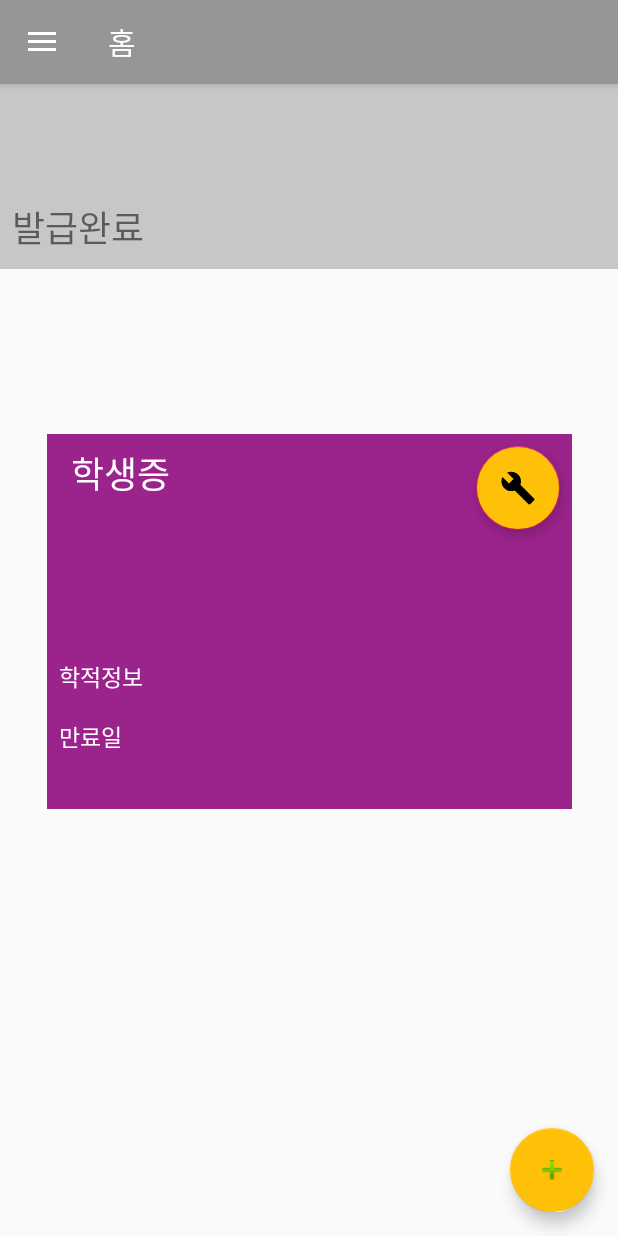
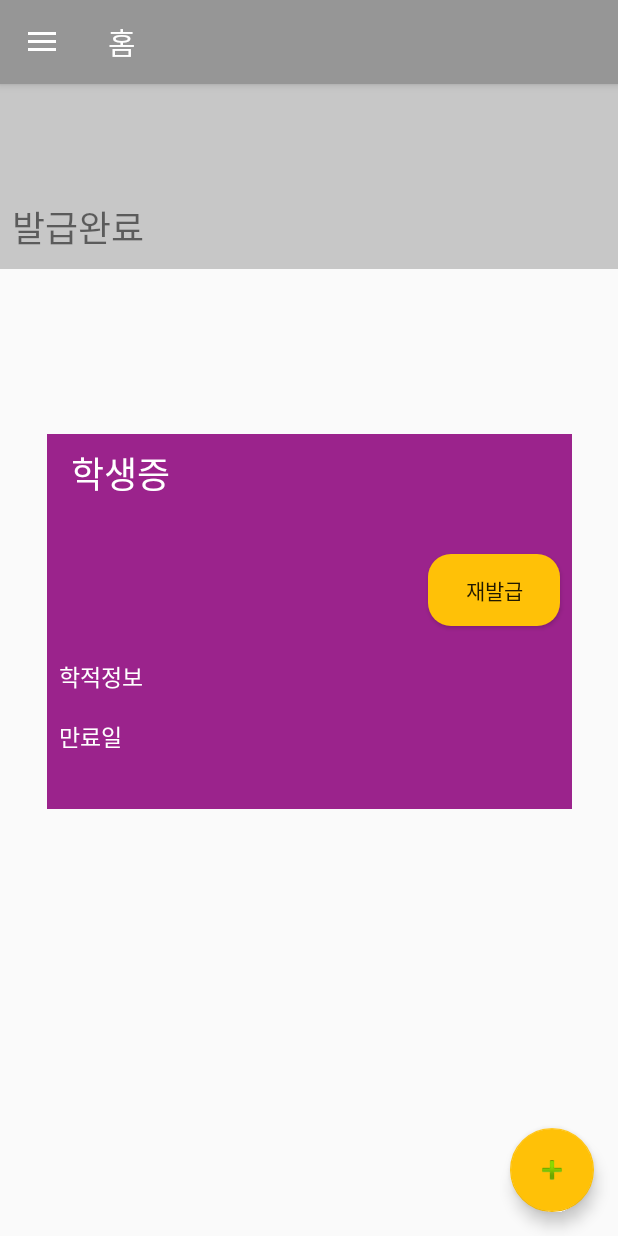
Before and after one commit to im57/BlockID, an Android app: the MainActivity screen opened directly, with no data from a screen before it, on a phone screen of 412 x 824 dp. Run offline under Robolectric (Android 15) with nearby library versions, the phone set to English and light mode, and no system bars; our stand-ins replace navigation-ui; libraries missing offline, so code that uses them is left out: com.google.zxing.integration; network calls fail; 9 statements that could not run were skipped.

```diff
--- a/front/app/src/main/java/kr/or/hanium/lego/JoinActivity.java
+++ b/front/app/src/main/java/kr/or/hanium/lego/JoinActivity.java
@@ -8,7 +8,6 @@ import androidx.navigation.ui.AppBarConfiguration;
 import kr.or.hanium.R;
 
 public class JoinActivity extends AppCompatActivity {
-    private AppBarConfiguration mAppBarConfiguration;
 
     private OnBackPressedListener listener;
 
--- a/front/app/src/main/java/kr/or/hanium/lego/MainActivity.java
+++ b/front/app/src/main/java/kr/or/hanium/lego/MainActivity.java
@@ -166,40 +166,9 @@ public class MainActivity extends AppCompatActivity {
         }
     }
 
-    //scan결과 받기
-    @Override
-    public void onActivityResult(int requestCode, int resultCode, Intent data){
-        IntentResult result = IntentIntegrator.parseActivityResult(requestCode, resultCode, data);
-
-        if (result != null) {
-            //qrcode 가 없으면
-            if (result.getContents() == null) {
-                Toast.makeText(this, "취소!", Toast.LENGTH_SHORT).show();
-
-                Intent intent = new Intent(MainActivity.this, MainActivity.class);
-                startActivity(intent);
-            } else {
-                //qrcode 결과가 있으면
-                try {
-                    String temp = result.getContents();
-
-                    //data를 json으로 변환
-                    JSONObject obj = new JSONObject(result.getContents());
-
-                    idx = obj.getString("idx");
-
-                    parsing();
-
-                } catch (JSONException e) {
-                    e.printStackTrace();
-                    String temp = result.getContents();
-
-                    Toast.makeText(MainActivity.this, result.getContents(), Toast.LENGTH_LONG).show();
-                }
-            }
-
-        } else {
-            super.onActivityResult(requestCode, resultCode, data);
+    public void closeMenu(){
+        if(this.drawer.isDrawerOpen(GravityCompat.START)){
+            this.drawer.closeDrawers();
         }
     }
 
@@ -231,9 +200,47 @@ public class MainActivity extends AppCompatActivity {
         }
     }
 
+    //scan결과 받기
+    @Override
+    public void onActivityResult(int requestCode, int resultCode, Intent data){
+        IntentResult result = IntentIntegrator.parseActivityResult(requestCode, resultCode, data);
+
+        if (result != null) {
+            //qrcode 가 없으면
+            if (result.getContents() == null) {
+                Toast.makeText(this, "취소!", Toast.LENGTH_SHORT).show();
+
+                Intent intent = new Intent(MainActivity.this, MainActivity.class);
+                startActivity(intent);
+            } else {
+                //qrcode 결과가 있으면
+                try {
+                    String temp = result.getContents();
+
+                    //data를 json으로 변환
+                    JSONObject obj = new JSONObject(result.getContents());
+
+                    idx = obj.getString("idx");
+
+                    //출석 체크(추가)
+                    parsing();
+
+                } catch (JSONException e) {
+                    e.printStackTrace();
+                    String temp = result.getContents();
+
+                    Toast.makeText(MainActivity.this, result.getContents(), Toast.LENGTH_LONG).show();
+                }
+            }
+
+        } else {
+            super.onActivityResult(requestCode, resultCode, data);
+        }
+    }
+
+    //출석 체크(추가)
     public void parsing() {
         try {
-            //쿼리값 붙이기
             new RestAPITask().execute(getResources().getString(R.string.apiaddress)+getResources().getString(R.string.qr));
         } catch (Exception e) {
             e.printStackTrace();
@@ -277,7 +284,7 @@ public class MainActivity extends AppCompatActivity {
         protected void onPostExecute(String result) {
             builder = new AlertDialog.Builder(MainActivity.this);
 
-            builder.setMessage("강의 번호 " + idx + "\n출석체크 완료")
+            builder.setMessage("출석체크 완료")
                     .setCancelable(false)
                     .setPositiveButton("확인", new DialogInterface.OnClickListener() {
                         @Override
--- a/front/app/src/main/java/kr/or/hanium/lego/ui/attendance/CheckAttendance.java
+++ b/front/app/src/main/java/kr/or/hanium/lego/ui/attendance/CheckAttendance.java
@@ -1,4 +1,4 @@
-//출석체크 fragment
+//출석체크
 
 package kr.or.hanium.lego.ui.attendance;
 
--- a/front/app/src/main/java/kr/or/hanium/lego/ui/join/SuccessJoinFragment.java
+++ b/front/app/src/main/java/kr/or/hanium/lego/ui/join/SuccessJoinFragment.java
@@ -1,7 +1,6 @@
-//탈퇴 완료 fragment
+//가입 완료 fragment
 
 package kr.or.hanium.lego.ui.join;
-
 
 import android.content.Intent;
 import android.os.Bundle;
@@ -13,8 +12,6 @@ import android.widget.Toast;
 
 import androidx.annotation.NonNull;
 import androidx.fragment.app.Fragment;
-
-import androidx.navigation.Navigation;
 
 import kr.or.hanium.R;
 import kr.or.hanium.lego.JoinActivity;
--- a/front/app/src/main/java/kr/or/hanium/lego/ui/main/MainFragment.java
+++ b/front/app/src/main/java/kr/or/hanium/lego/ui/main/MainFragment.java
@@ -8,6 +8,7 @@ import android.util.Log;
 import android.view.LayoutInflater;
 import android.view.View;
 import android.view.ViewGroup;
+import android.widget.Button;
 import android.widget.TextView;
 import android.widget.Toast;
 
@@ -43,7 +44,7 @@ public class MainFragment extends Fragment  implements OnBackPressedListener {
     private TextView tvNum;
     private TextView tvDate;
 
-    private FloatingActionButton fabReissue;
+    private Button reissue;
 
     private View root;
     private MainActivity activity;
@@ -65,16 +66,18 @@ public class MainFragment extends Fragment  implements OnBackPressedListener {
         tvNum = root.findViewById(R.id.text_main_num);
         tvDate = root.findViewById(R.id.text_main_date);
 
-        fabReissue = root.findViewById(R.id.fab_main_reissue);
+        reissue = root.findViewById(R.id.btn_main_reissue);
 
         student = new Student();
 
+        //학생증 조회
         parsingIssue();
 
         //재발급 버튼 클릭
-        fabReissue.setOnClickListener(new View.OnClickListener() {
+        reissue.setOnClickListener(new Button.OnClickListener() {
             @Override
             public void onClick(View v) {
+                //학생증 재발급
                 parsingReissue();
             }
         });
@@ -104,7 +107,7 @@ public class MainFragment extends Fragment  implements OnBackPressedListener {
         }
     }
 
-
+    //학생증 조회
     public void parsingIssue() {
         try {
             type = "issue";
@@ -114,6 +117,7 @@ public class MainFragment extends Fragment  implements OnBackPressedListener {
         }
     }
 
+    //학생증 재발급
     public void parsingReissue() {
         try {
             type = "reissue";
@@ -156,8 +160,9 @@ public class MainFragment extends Fragment  implements OnBackPressedListener {
             tvNum.setText(student.getStudent_id());
             tvDate.setText(student.getExpireDate());
 
+            //EXPIRED 상태에만 버튼 show
             if(student.getStatus().equals("ACTIVATED")){
-                fabReissue.hide();
+                reissue.setVisibility(View.INVISIBLE);
             }
         }
     }
@@ -225,7 +230,6 @@ public class MainFragment extends Fragment  implements OnBackPressedListener {
         } catch (IOException e) {
             e.printStackTrace();
         }
-        Log.d("result", result.toString());
         return result.toString();
     }
 
--- /dev/null
+++ b/front/app/src/main/res/drawable-v24/button_radius_reissue.xml
@@ -0,0 +1,11 @@
+<?xml version="1.0" encoding="utf-8"?>
+<shape xmlns:android="http://schemas.android.com/apk/res/android"
+        android:shape="rectangle" android:padding="10dp" >
+    <solid android:color="@color/sub_color_yellow" />
+    <corners
+            android:bottomLeftRadius="15dp"
+            android:bottomRightRadius="15dp"
+            android:topLeftRadius="15dp"
+            android:topRightRadius="15dp" />
+
+</shape>
--- a/front/app/src/main/res/layout/fragment_main.xml
+++ b/front/app/src/main/res/layout/fragment_main.xml
@@ -88,18 +88,17 @@
                     app:layout_constraintStart_toEndOf="@id/text_main_university"
                     app:layout_constraintTop_toTopOf="parent" />
 
-                <com.google.android.material.floatingactionbutton.FloatingActionButton
-                    android:id="@+id/fab_main_reissue"
+                <Button
+                    android:id="@+id/btn_main_reissue"
                     android:layout_width="wrap_content"
                     android:layout_height="wrap_content"
-                    android:layout_marginTop="8dp"
+                    android:layout_marginTop="80dp"
                     android:layout_marginEnd="8dp"
-                    android:backgroundTint="@color/sub_color_yellow"
-                    android:clickable="true"
+                    android:background="@drawable/button_radius_reissue"
                     android:onClick="onClick"
+                    android:text="재발급"
                     app:layout_constraintEnd_toEndOf="parent"
-                    app:layout_constraintTop_toTopOf="parent"
-                    app:srcCompat="@drawable/ic_menu_manage" />
+                    app:layout_constraintTop_toTopOf="parent" />
 
                 <TextView
                     android:id="@+id/text_main_name"
--- a/front/app/src/main/res/navigation/mobile_navigation.xml
+++ b/front/app/src/main/res/navigation/mobile_navigation.xml
@@ -34,6 +34,8 @@
 
         <action android:id="@+id/action_to_check"
             app:destination="@id/nav_attendance_check"/>
+        <action android:id="@+id/action_check_to_list"
+            app:destination="@id/nav_attendance_list"/>
         <action android:id="@+id/action_go_home"
             app:destination="@id/nav_main"/>
     </fragment>
@@ -51,6 +53,8 @@
 
         <action android:id="@+id/action_to_check"
             app:destination="@id/nav_attendance_check"/>
+        <action android:id="@+id/action_check_to_list"
+            app:destination="@id/nav_attendance_list"/>
         <action android:id="@+id/action_go_home"
             app:destination="@id/nav_main"/>
     </fragment>
@@ -69,6 +73,8 @@
 
         <action android:id="@+id/action_to_check"
             app:destination="@id/nav_attendance_check"/>
+        <action android:id="@+id/action_check_to_list"
+            app:destination="@id/nav_attendance_list"/>
         <action android:id="@+id/action_go_home"
             app:destination="@id/nav_main"/>
     </fragment>
@@ -86,6 +92,8 @@
 
         <action android:id="@+id/action_to_check"
             app:destination="@id/nav_attendance_check"/>
+        <action android:id="@+id/action_check_to_list"
+            app:destination="@id/nav_attendance_list"/>
         <action android:id="@+id/action_go_home"
             app:destination="@id/nav_main"/>
     </fragment>
@@ -103,6 +111,8 @@
 
         <action android:id="@+id/action_to_check"
             app:destination="@id/nav_attendance_check"/>
+        <action android:id="@+id/action_check_to_list"
+            app:destination="@id/nav_attendance_list"/>
         <action android:id="@+id/action_go_home"
             app:destination="@id/nav_main"/>
     </fragment>
@@ -115,6 +125,8 @@
 
         <action android:id="@+id/action_to_check"
             app:destination="@id/nav_attendance_check"/>
+        <action android:id="@+id/action_check_to_list"
+            app:destination="@id/nav_attendance_list"/>
         <action android:id="@+id/action_go_home"
             app:destination="@id/nav_main"/>
     </fragment>
@@ -128,6 +140,8 @@
 
         <action android:id="@+id/action_to_check"
             app:destination="@id/nav_attendance_check"/>
+        <action android:id="@+id/action_check_to_list"
+            app:destination="@id/nav_attendance_list"/>
         <action android:id="@+id/action_go_home"
             app:destination="@id/nav_main"/>
     </fragment>
@@ -144,6 +158,8 @@
 
         <action android:id="@+id/action_to_check"
             app:destination="@id/nav_attendance_check"/>
+        <action android:id="@+id/action_check_to_list"
+            app:destination="@id/nav_attendance_list"/>
         <action android:id="@+id/action_go_home"
             app:destination="@id/nav_main"/>
     </fragment>
@@ -159,6 +175,8 @@
 
         <action android:id="@+id/action_to_check"
             app:destination="@id/nav_attendance_check"/>
+        <action android:id="@+id/action_check_to_list"
+            app:destination="@id/nav_attendance_list"/>
         <action android:id="@+id/action_go_home"
             app:destination="@id/nav_main"/>
     </fragment>
@@ -172,6 +190,8 @@
 
         <action android:id="@+id/action_to_check"
             app:destination="@id/nav_attendance_check"/>
+        <action android:id="@+id/action_check_to_list"
+            app:destination="@id/nav_attendance_list"/>
         <action android:id="@+id/action_go_home"
             app:destination="@id/nav_main"/>
     </fragment>
--- a/front/app/src/main/res/values/strings.xml
+++ b/front/app/src/main/res/values/strings.xml
@@ -30,14 +30,12 @@
 
    <string name="apiaddress">http://54.180.158.67:6464</string>
 
-    <string name="apiaddress2">172.20.10.3</string>
-
     <string name="email_send">/users/email/send</string>
     <string name="signup">/users/signup</string>
     <string name="idcard">/idcard/</string>
     <string name="reIssue">/idcard/activate/</string>
     <string name="qr">/attendance</string>
     <string name="attendance_list">/attendance/list</string>
-    <string name="attendance_list2">attendance/list</string>
+    <string name="class_list">/attendance/classes</string>
 
 </resources>
```
Also changed, not shown: front/app/src/main/java/kr/or/hanium/lego/ui/attendance/ListAttendanceFragment.java (+44 -35 lines), front/app/src/main/java/kr/or/hanium/lego/ui/attendance/ListAttendanceFragment2.java (deleted, +0 -316 lines), front/app/src/main/java/kr/or/hanium/lego/ui/join/EmailFragment.java (+6 -2 lines), front/app/src/main/java/kr/or/hanium/lego/ui/join/PasswordFragment.java (+4 -12 lines).
